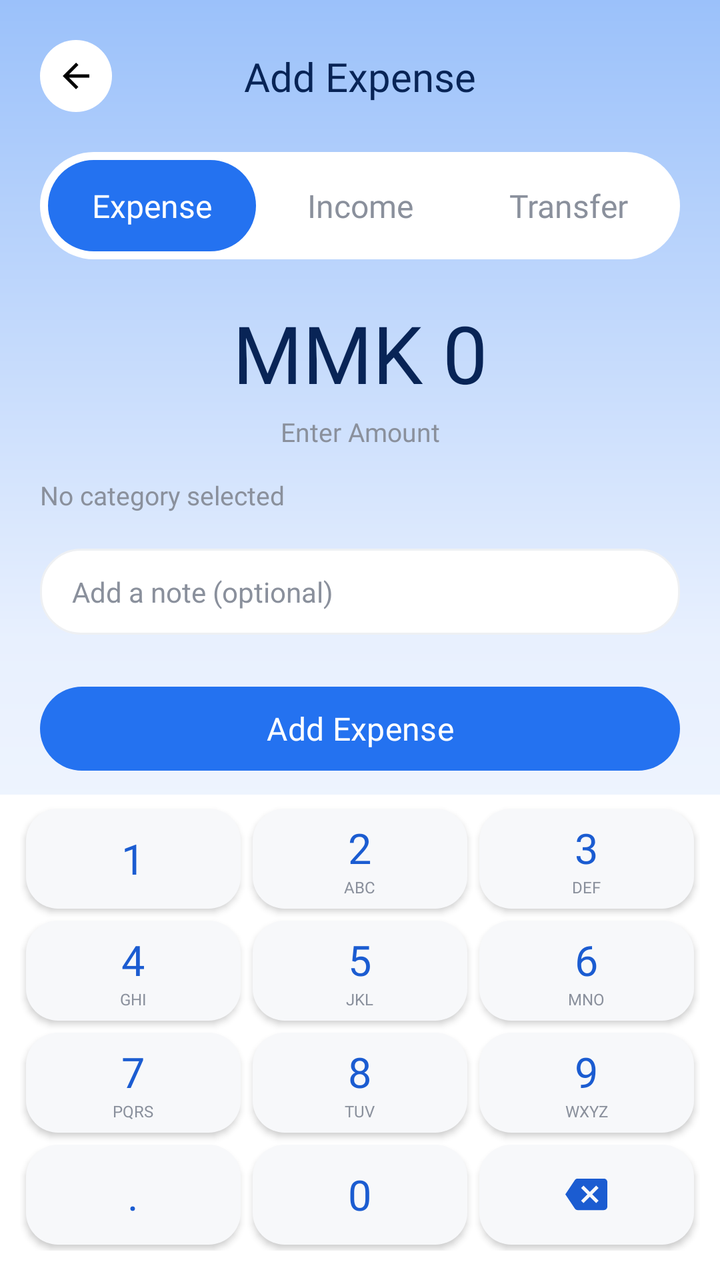
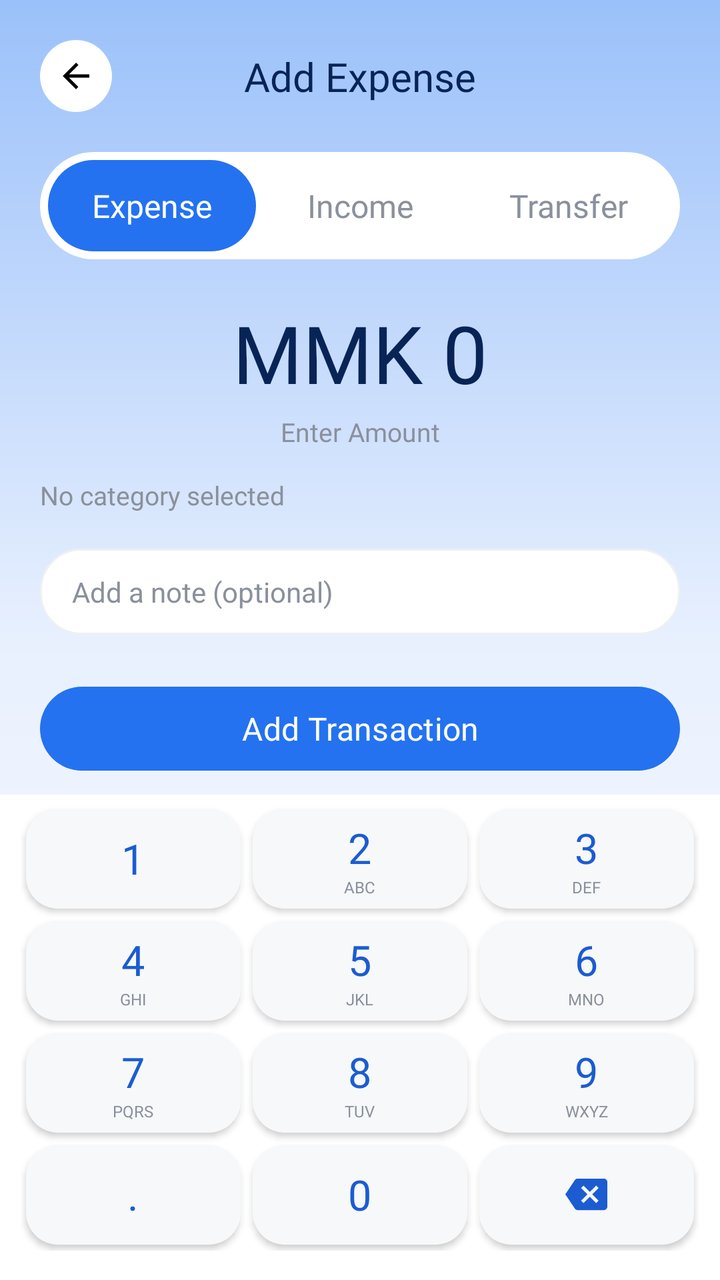

Two renders of the same Android screen: before a commit and after it. Below are the layout's source before the change and the commit's diff.
<!-- AndroidManifest.xml: activity theme Theme.ExpenceAndBudgetTracker -->
<!-- res/layout/activity_add_transaction.xml -->
<?xml version="1.0" encoding="utf-8"?>
<androidx.constraintlayout.widget.ConstraintLayout
    xmlns:android="http://schemas.android.com/apk/res/android"
    xmlns:app="http://schemas.android.com/apk/res-auto"
    xmlns:tools="http://schemas.android.com/tools"
    android:id="@+id/main"
    android:layout_width="match_parent"
    android:layout_height="match_parent"
    android:background="@drawable/gradient_header_bg"
    tools:context=".transactions.AddTransactionActivity">

    
    
    

    <ImageView
        android:id="@+id/btnBack"
        android:layout_width="36dp"
        android:layout_height="36dp"
        android:layout_marginStart="20dp"
        android:layout_marginTop="20dp"
        android:background="@drawable/circle_bg_white"
        android:contentDescription="Back"
        android:padding="8dp"
        android:src="@drawable/baseline_arrow_back_24"
        app:layout_constraintStart_toStartOf="parent"
        app:layout_constraintTop_toTopOf="parent" />


    
    
    

    <TextView
        android:id="@+id/tvTitle"
        android:layout_width="wrap_content"
        android:layout_height="wrap_content"
        android:text="Add Expense"
        android:textColor="@color/primary_900"
        android:textSize="20sp"
        android:fontFamily="@font/dosis_extrabold"
        app:layout_constraintBottom_toBottomOf="@id/btnBack"
        app:layout_constraintEnd_toEndOf="parent"
        app:layout_constraintStart_toStartOf="parent"
        app:layout_constraintTop_toTopOf="@id/btnBack" />


    
    
    

    <LinearLayout
        android:id="@+id/typeSelector"
        android:layout_width="0dp"
        android:layout_height="wrap_content"
        android:layout_marginStart="20dp"
        android:layout_marginTop="20dp"
        android:layout_marginEnd="20dp"
        android:background="@drawable/selector_bg"
        android:orientation="horizontal"
        android:padding="4dp"
        app:layout_constraintEnd_toEndOf="parent"
        app:layout_constraintStart_toStartOf="parent"
        app:layout_constraintTop_toBottomOf="@id/btnBack">

        <TextView
            android:id="@+id/tvExpense"
            android:layout_width="0dp"
            android:layout_height="wrap_content"
            android:layout_weight="1"
            android:background="@drawable/selector_selected_bg"
            android:fontFamily="@font/dosis_semibold"
            android:gravity="center"
            android:paddingVertical="12dp"
            android:text="Expense"
            android:textColor="@color/neutral_0"
            android:textSize="16sp" />

        <TextView
            android:id="@+id/tvIncome"
            android:layout_width="0dp"
            android:layout_height="wrap_content"
            android:layout_weight="1"
            android:fontFamily="@font/dosis_semibold"
            android:gravity="center"
            android:paddingVertical="12dp"
            android:text="Income"
            android:textColor="@color/neutral_500"
            android:textSize="16sp" />

        <TextView
            android:id="@+id/tvTransfer"
            android:layout_width="0dp"
            android:layout_height="wrap_content"
            android:layout_weight="1"
            android:fontFamily="@font/dosis_semibold"
            android:gravity="center"
            android:paddingVertical="12dp"
            android:text="Transfer"
            android:textColor="@color/neutral_500"
            android:textSize="16sp" />

    </LinearLayout>


    
    
    

    <TextView
        android:id="@+id/tvAmount"
        android:layout_width="wrap_content"
        android:layout_height="wrap_content"
        android:layout_marginTop="20dp"
        android:fontFamily="@font/dosis_extrabold"
        android:text="MMK 0"
        android:textColor="@color/primary_900"
        android:textSize="40sp"
        app:layout_constraintEnd_toEndOf="parent"
        app:layout_constraintStart_toStartOf="parent"
        app:layout_constraintTop_toBottomOf="@id/typeSelector" />

    <TextView
        android:id="@+id/tvAmountLabel"
        android:layout_width="wrap_content"
        android:layout_height="wrap_content"
        android:layout_marginTop="4dp"
        android:fontFamily="@font/molengo_regular"
        android:text="Enter Amount"
        android:textColor="@color/neutral_500"
        android:textSize="13sp"
        app:layout_constraintEnd_toEndOf="parent"
        app:layout_constraintStart_toStartOf="parent"
        app:layout_constraintTop_toBottomOf="@id/tvAmount" />


    
    
    

    <TextView
        android:id="@+id/tvSelectedCategory"
        android:layout_width="0dp"
        android:layout_height="wrap_content"
        android:layout_marginStart="20dp"
        android:layout_marginTop="14dp"
        android:layout_marginEnd="20dp"
        android:fontFamily="@font/molengo_regular"
        android:text="No category selected"
        android:textColor="@color/neutral_500"
        android:textSize="13sp"
        app:layout_constraintEnd_toEndOf="parent"
        app:layout_constraintStart_toStartOf="parent"
        app:layout_constraintTop_toBottomOf="@id/tvAmountLabel" />


    
    
    

    <HorizontalScrollView
        android:id="@+id/categoryScroll"
        android:layout_width="0dp"
        android:layout_height="wrap_content"
        android:layout_marginStart="20dp"
        android:layout_marginTop="8dp"
        android:clipToPadding="false"
        android:scrollbars="none"
        app:layout_constraintEnd_toEndOf="parent"
        app:layout_constraintStart_toStartOf="parent"
        app:layout_constraintTop_toBottomOf="@id/tvSelectedCategory">

        <LinearLayout
            android:id="@+id/categoryChipContainer"
            android:layout_width="wrap_content"
            android:layout_height="wrap_content"
            android:orientation="horizontal"
            android:paddingEnd="20dp" />

    </HorizontalScrollView>


    
    
    

    <EditText
        android:id="@+id/etNote"
        android:layout_width="0dp"
        android:layout_height="wrap_content"
        android:layout_marginStart="20dp"
        android:layout_marginTop="10dp"
        android:layout_marginEnd="20dp"
        android:background="@drawable/chip_bg"
        android:hint="Add a note (optional)"
        android:inputType="text"
        android:maxLines="1"
        android:paddingHorizontal="16dp"
        android:paddingVertical="12dp"
        android:textColor="@color/primary_900"
        android:textColorHint="@color/neutral_500"
        android:textSize="14sp"
        app:layout_constraintEnd_toEndOf="parent"
        app:layout_constraintStart_toStartOf="parent"
        app:layout_constraintTop_toBottomOf="@id/categoryScroll" />


    
    <HorizontalScrollView
        android:id="@+id/paymentScroll"
        android:clipToPadding="false"
        android:layout_width="0dp"
        android:layout_height="wrap_content"
        android:scrollbars="none"
        android:layout_marginTop="10dp"
        android:layout_marginStart="20dp"
        app:layout_constraintTop_toBottomOf="@id/etNote"
        app:layout_constraintStart_toStartOf="parent"
        app:layout_constraintEnd_toEndOf="parent">

        <LinearLayout
            android:id="@+id/paymentChipContainer"
            android:layout_width="wrap_content"
            android:layout_height="wrap_content"
            android:orientation="horizontal"
            android:paddingEnd="20dp" />

    </HorizontalScrollView>


    
    <TextView
        android:id="@+id/tvDestinationLabel"
        android:layout_width="0dp"
        android:layout_height="wrap_content"
        android:layout_marginStart="20dp"
        android:layout_marginEnd="20dp"
        android:layout_marginTop="10dp"
        android:text="Transfer To"
        android:textSize="13sp"
        android:fontFamily="@font/molengo_regular"
        android:textColor="@color/neutral_500"
        android:visibility="gone"
        app:layout_constraintTop_toBottomOf="@id/paymentScroll"
        app:layout_constraintStart_toStartOf="parent"
        app:layout_constraintEnd_toEndOf="parent" />


    
    <HorizontalScrollView
        android:id="@+id/destinationAccountScroll"
        android:layout_width="0dp"
        android:layout_height="wrap_content"
        android:layout_marginStart="20dp"
        android:layout_marginTop="8dp"
        android:clipToPadding="false"
        android:scrollbars="none"
        android:visibility="gone"
        app:layout_constraintTop_toBottomOf="@id/tvDestinationLabel"
        app:layout_constraintStart_toStartOf="parent"
        app:layout_constraintEnd_toEndOf="parent">

        <LinearLayout
            android:id="@+id/destinationAccountChipContainer"
            android:layout_width="wrap_content"
            android:layout_height="wrap_content"
            android:orientation="horizontal"
            android:paddingEnd="20dp" />

    </HorizontalScrollView>


    
    
    

    <com.google.android.material.button.MaterialButton
        android:id="@+id/btnAdd"
        android:layout_width="0dp"
        android:layout_height="50dp"
        android:layout_marginStart="20dp"
        android:layout_marginTop="12dp"
        android:layout_marginEnd="20dp"
        android:fontFamily="@font/dosis_extrabold"
        android:text="Add Expense"
        android:textAllCaps="false"
        android:textColor="@android:color/white"
        android:textSize="16sp"
        app:cornerRadius="25dp"
        app:layout_constraintEnd_toEndOf="parent"
        app:layout_constraintStart_toStartOf="parent"
        app:layout_constraintTop_toBottomOf="@id/destinationAccountScroll" />


    
    
    

    <LinearLayout
        android:id="@+id/keypadArea"
        android:layout_width="0dp"
        android:layout_height="0dp"
        android:layout_marginTop="8dp"
        android:background="@color/neutral_0"
        android:orientation="vertical"
        android:paddingStart="10dp"
        android:paddingTop="4dp"
        android:paddingEnd="10dp"
        android:paddingBottom="0dp"
        app:layout_constraintBottom_toBottomOf="parent"
        app:layout_constraintEnd_toEndOf="parent"
        app:layout_constraintStart_toStartOf="parent"
        app:layout_constraintTop_toBottomOf="@id/btnAdd">

        <GridLayout
            android:layout_width="match_parent"
            android:layout_height="wrap_content"
            android:columnCount="3"
            android:paddingBottom="3dp"
            android:rowCount="4">

            
            
            

            <LinearLayout
                android:id="@+id/key1"
                android:layout_width="0dp"
                android:layout_height="50dp"
                android:layout_columnWeight="1"
                android:layout_margin="3dp"
                android:background="@drawable/key_bg"
                android:elevation="2dp"
                android:gravity="center"
                android:orientation="vertical"
                android:outlineProvider="background">

                <TextView
                    android:layout_width="wrap_content"
                    android:layout_height="wrap_content"
                    android:fontFamily="@font/dosis_extrabold"
                    android:text="1"
                    android:textColor="@color/primary_600"
                    android:textSize="21sp" />

            </LinearLayout>

            <LinearLayout
                android:id="@+id/key2"
                android:layout_width="0dp"
                android:layout_height="50dp"
                android:layout_columnWeight="1"
                android:layout_margin="3dp"
                android:background="@drawable/key_bg"
                android:elevation="2dp"
                android:gravity="center"
                android:orientation="vertical"
                android:outlineProvider="background">

                <TextView
                    android:layout_width="wrap_content"
                    android:layout_height="wrap_content"
                    android:fontFamily="@font/dosis_extrabold"
                    android:text="2"
                    android:textColor="@color/primary_600"
                    android:textSize="21sp" />

                <TextView
                    android:layout_width="wrap_content"
                    android:layout_height="wrap_content"
                    android:fontFamily="@font/molengo_regular"
                    android:text="ABC"
                    android:textColor="@color/neutral_500"
                    android:textSize="8sp" />

            </LinearLayout>

            <LinearLayout
                android:id="@+id/key3"
                android:layout_width="0dp"
                android:layout_height="50dp"
                android:layout_columnWeight="1"
                android:layout_margin="3dp"
                android:background="@drawable/key_bg"
                android:elevation="2dp"
                android:gravity="center"
                android:orientation="vertical"
                android:outlineProvider="background">

                <TextView
                    android:layout_width="wrap_content"
                    android:layout_height="wrap_content"
                    android:fontFamily="@font/dosis_extrabold"
                    android:text="3"
                    android:textColor="@color/primary_600"
                    android:textSize="21sp" />

                <TextView
                    android:layout_width="wrap_content"
                    android:layout_height="wrap_content"
                    android:fontFamily="@font/molengo_regular"
                    android:text="DEF"
                    android:textColor="@color/neutral_500"
                    android:textSize="8sp" />

            </LinearLayout>


            
            
            

            <LinearLayout
                android:id="@+id/key4"
                android:layout_width="0dp"
                android:layout_height="50dp"
                android:layout_columnWeight="1"
                android:layout_margin="3dp"
                android:background="@drawable/key_bg"
                android:elevation="2dp"
                android:gravity="center"
                android:orientation="vertical"
                android:outlineProvider="background">

                <TextView
                    android:layout_width="wrap_content"
                    android:layout_height="wrap_content"
                    android:fontFamily="@font/dosis_extrabold"
                    android:text="4"
                    android:textColor="@color/primary_600"
                    android:textSize="21sp" />

                <TextView
                    android:layout_width="wrap_content"
                    android:layout_height="wrap_content"
                    android:fontFamily="@font/molengo_regular"
                    android:text="GHI"
                    android:textColor="@color/neutral_500"
                    android:textSize="8sp" />

            </LinearLayout>

            <LinearLayout
                android:id="@+id/key5"
                android:layout_width="0dp"
                android:layout_height="50dp"
                android:layout_columnWeight="1"
                android:layout_margin="3dp"
                android:background="@drawable/key_bg"
                android:elevation="2dp"
                android:gravity="center"
                android:orientation="vertical"
                android:outlineProvider="background">

                <TextView
                    android:layout_width="wrap_content"
                    android:layout_height="wrap_content"
                    android:fontFamily="@font/dosis_extrabold"
                    android:text="5"
                    android:textColor="@color/primary_600"
                    android:textSize="21sp" />

                <TextView
                    android:layout_width="wrap_content"
                    android:layout_height="wrap_content"
                    android:fontFamily="@font/molengo_regular"
                    android:text="JKL"
                    android:textColor="@color/neutral_500"
                    android:textSize="8sp" />

            </LinearLayout>

            <LinearLayout
                android:id="@+id/key6"
                android:layout_width="0dp"
                android:layout_height="50dp"
                android:layout_columnWeight="1"
                android:layout_margin="3dp"
                android:background="@drawable/key_bg"
                android:elevation="2dp"
                android:gravity="center"
                android:orientation="vertical"
                android:outlineProvider="background">

                <TextView
                    android:layout_width="wrap_content"
                    android:layout_height="wrap_content"
                    android:fontFamily="@font/dosis_extrabold"
                    android:text="6"
                    android:textColor="@color/primary_600"
                    android:textSize="21sp" />

                <TextView
                    android:layout_width="wrap_content"
                    android:layout_height="wrap_content"
                    android:fontFamily="@font/molengo_regular"
                    android:text="MNO"
                    android:textColor="@color/neutral_500"
                    android:textSize="8sp" />

            </LinearLayout>


            
            
            

            <LinearLayout
                android:id="@+id/key7"
                android:layout_width="0dp"
                android:layout_height="50dp"
                android:layout_columnWeight="1"
                android:layout_margin="3dp"
                android:background="@drawable/key_bg"
                android:elevation="2dp"
                android:gravity="center"
                android:orientation="vertical"
                android:outlineProvider="background">

                <TextView
                    android:layout_width="wrap_content"
                    android:layout_height="wrap_content"
                    android:fontFamily="@font/dosis_extrabold"
                    android:text="7"
                    android:textColor="@color/primary_600"
                    android:textSize="21sp" />

                <TextView
                    android:layout_width="wrap_content"
                    android:layout_height="wrap_content"
                    android:fontFamily="@font/molengo_regular"
                    android:text="PQRS"
                    android:textColor="@color/neutral_500"
                    android:textSize="8sp" />

            </LinearLayout>

            <LinearLayout
                android:id="@+id/key8"
                android:layout_width="0dp"
                android:layout_height="50dp"
                android:layout_columnWeight="1"
                android:layout_margin="3dp"
                android:background="@drawable/key_bg"
                android:elevation="2dp"
                android:gravity="center"
                android:orientation="vertical"
                android:outlineProvider="background">

                <TextView
                    android:layout_width="wrap_content"
                    android:layout_height="wrap_content"
                    android:fontFamily="@font/dosis_extrabold"
                    android:text="8"
                    android:textColor="@color/primary_600"
                    android:textSize="21sp" />

                <TextView
                    android:layout_width="wrap_content"
                    android:layout_height="wrap_content"
                    android:fontFamily="@font/molengo_regular"
                    android:text="TUV"
                    android:textColor="@color/neutral_500"
                    android:textSize="8sp" />

            </LinearLayout>

            <LinearLayout
                android:id="@+id/key9"
                android:layout_width="0dp"
                android:layout_height="50dp"
                android:layout_columnWeight="1"
                android:layout_margin="3dp"
                android:background="@drawable/key_bg"
                android:elevation="2dp"
                android:gravity="center"
                android:orientation="vertical"
                android:outlineProvider="background">

                <TextView
                    android:layout_width="wrap_content"
                    android:layout_height="wrap_content"
                    android:fontFamily="@font/dosis_extrabold"
                    android:text="9"
                    android:textColor="@color/primary_600"
                    android:textSize="21sp" />

                <TextView
                    android:layout_width="wrap_content"
                    android:layout_height="wrap_content"
                    android:fontFamily="@font/molengo_regular"
                    android:text="WXYZ"
                    android:textColor="@color/neutral_500"
                    android:textSize="8sp" />

            </LinearLayout>


            
            
            

            <LinearLayout
                android:id="@+id/keyDot"
                android:layout_width="0dp"
                android:layout_height="50dp"
                android:layout_columnWeight="1"
                android:layout_margin="3dp"
                android:background="@drawable/key_bg"
                android:elevation="2dp"
                android:gravity="center"
                android:orientation="vertical"
                android:outlineProvider="background">

                <TextView
                    android:id="@+id/keyDotText"
                    android:layout_width="wrap_content"
                    android:layout_height="wrap_content"
                    android:fontFamily="@font/dosis_extrabold"
                    android:text="."
                    android:textColor="@color/primary_600"
                    android:textSize="21sp" />

            </LinearLayout>

            <LinearLayout
                android:id="@+id/key0"
                android:layout_width="0dp"
                android:layout_height="50dp"
                android:layout_columnWeight="1"
                android:layout_margin="3dp"
                android:background="@drawable/key_bg"
                android:elevation="2dp"
                android:gravity="center"
                android:orientation="vertical"
                android:outlineProvider="background">

                <TextView
                    android:id="@+id/key0Text"
                    android:layout_width="wrap_content"
                    android:layout_height="wrap_content"
                    android:fontFamily="@font/dosis_extrabold"
                    android:text="0"
                    android:textColor="@color/primary_600"
                    android:textSize="21sp" />

            </LinearLayout>

            <LinearLayout
                android:id="@+id/keyDel"
                android:layout_width="0dp"
                android:layout_height="50dp"
                android:layout_columnWeight="1"
                android:layout_margin="3dp"
                android:background="@drawable/key_bg"
                android:elevation="2dp"
                android:gravity="center"
                android:orientation="vertical"
                android:outlineProvider="background">

                <ImageView
                    android:layout_width="21dp"
                    android:layout_height="21dp"
                    android:contentDescription="Delete"
                    android:src="@drawable/ic_backspace" />

            </LinearLayout>

        </GridLayout>

    </LinearLayout>
</androidx.constraintlayout.widget.ConstraintLayout>
<!-- resources referenced by this layout -->
<resources>
  <color name="neutral_0">#FFFFFF</color>
  <color name="neutral_500">#8A909C</color>
  <color name="primary_600">#1B5CD1</color>
  <color name="primary_900">#082456</color>
  <!-- drawable baseline_arrow_back_24 (drawable) -->
  <vector xmlns:android="http://schemas.android.com/apk/res/android" android:autoMirrored="true" android:height="24dp" android:tint="#000000" android:viewportHeight="24" android:viewportWidth="24" android:width="24dp">
        
      <path android:fillColor="@android:color/black" android:pathData="M20,11H7.83l5.59,-5.59L12,4l-8,8 8,8 1.41,-1.41L7.83,13H20v-2z"/>
      
  </vector>
  <!-- drawable chip_bg (drawable) -->
  <?xml version="1.0" encoding="utf-8"?>
  <shape xmlns:android="http://schemas.android.com/apk/res/android"
      android:shape="rectangle">
      <solid android:color="@color/neutral_0" />
      <corners android:radius="20dp" />
      <stroke
          android:width="1dp"
          android:color="@color/neutral_100" />
  </shape>
  <!-- drawable circle_bg_white (drawable) -->
  <?xml version="1.0" encoding="utf-8"?>
  <shape xmlns:android="http://schemas.android.com/apk/res/android"
      android:shape="oval">
  
      <solid android:color="@color/neutral_0" />
  
  </shape>
  <!-- drawable gradient_header_bg (drawable) -->
  <?xml version="1.0" encoding="utf-8"?>
  <shape xmlns:android="http://schemas.android.com/apk/res/android"
      android:shape="rectangle">
      <gradient
          android:startColor="@color/primary_200"
          android:centerColor="@color/primary_50"
          android:endColor="@color/neutral_0"
          android:angle="270" />
  </shape>
  <!-- drawable ic_backspace (drawable) -->
  <?xml version="1.0" encoding="utf-8"?>
  <vector xmlns:android="http://schemas.android.com/apk/res/android"
      android:width="24dp"
      android:height="24dp"
      android:viewportWidth="24"
      android:viewportHeight="24">
      <path
          android:fillColor="@color/primary_600"
          android:pathData="M22,3H7c-0.69,0 -1.23,0.35 -1.59,0.88L0,12l5.41,8.11c0.36,0.53 0.9,0.89 1.59,0.89h15c1.1,0 2,-0.9 2,-2V5c0,-1.1 -0.9,-2 -2,-2zM19,15.59L17.59,17 14,13.41 10.41,17 9,15.59 12.59,12 9,8.41 10.41,7 14,10.59 17.59,7 19,8.41 15.41,12 19,15.59z" />
  </vector>
  <!-- drawable key_bg (drawable) -->
  <?xml version="1.0" encoding="utf-8"?>
  <shape xmlns:android="http://schemas.android.com/apk/res/android"
      android:shape="rectangle">
  
      <solid android:color="@color/neutral_50" />
  
      <corners android:radius="16dp" />
  
  </shape>
  <!-- drawable selector_bg (drawable) -->
  <?xml version="1.0" encoding="utf-8"?>
  <shape xmlns:android="http://schemas.android.com/apk/res/android"
      android:shape="rectangle">
      <solid android:color="@color/neutral_0" />
      <corners android:radius="28dp" />
  </shape>
  <!-- drawable selector_selected_bg (drawable) -->
  <?xml version="1.0" encoding="utf-8"?>
  <shape xmlns:android="http://schemas.android.com/apk/res/android"
      android:shape="rectangle">
      <solid android:color="@color/primary_500" />
      <corners android:radius="24dp" />
  </shape>
  <color name="neutral_100">#EEF0F3</color>
  <color name="primary_200">#9BC1FA</color>
  <color name="primary_50">#E8F0FE</color>
  <color name="neutral_50">#F7F8FA</color>
  <color name="primary_500">#2472F0</color>
  <color name="primary_100">#C2D9FC</color>
  <color name="accent_500">#FFA800</color>
  <color name="neutral_900">#1A1D23</color>
  <color name="accent_100">#FFE9C2</color>
  <color name="accent_700">#CC8600</color>
  <color name="expense_red">#E5484D</color>
  <color name="background_light">@color/neutral_50</color>
  <color name="surface_light">@color/neutral_0</color>
  <color name="text_primary_light">@color/neutral_900</color>
  <color name="text_secondary_light">@color/neutral_700</color>
  <color name="primary_700">#1447A8</color>
  <color name="neutral_700">#4B5563</color>
  <!-- unchanged entries left out for length: 1 -->
</resources>

<!-- the commit's change to res/layout/activity_add_transaction.xml (unified diff, before → after) -->
@@ -107,12 +107,17 @@
     
     
 
-    <TextView
+    <EditText
         android:id="@+id/tvAmount"
         android:layout_width="wrap_content"
         android:layout_height="wrap_content"
         android:layout_marginTop="20dp"
+        android:background="@android:color/transparent"
+        android:cursorVisible="true"
         android:fontFamily="@font/dosis_extrabold"
+        android:gravity="center"
+        android:inputType="none"
+        android:padding="0dp"
         android:text="MMK 0"
         android:textColor="@color/primary_900"
         android:textSize="40sp"
@@ -282,7 +287,7 @@
         android:layout_marginTop="12dp"
         android:layout_marginEnd="20dp"
         android:fontFamily="@font/dosis_extrabold"
-        android:text="Add Expense"
+        android:text="Add Transaction"
         android:textAllCaps="false"
         android:textColor="@android:color/white"
         android:textSize="16sp"
